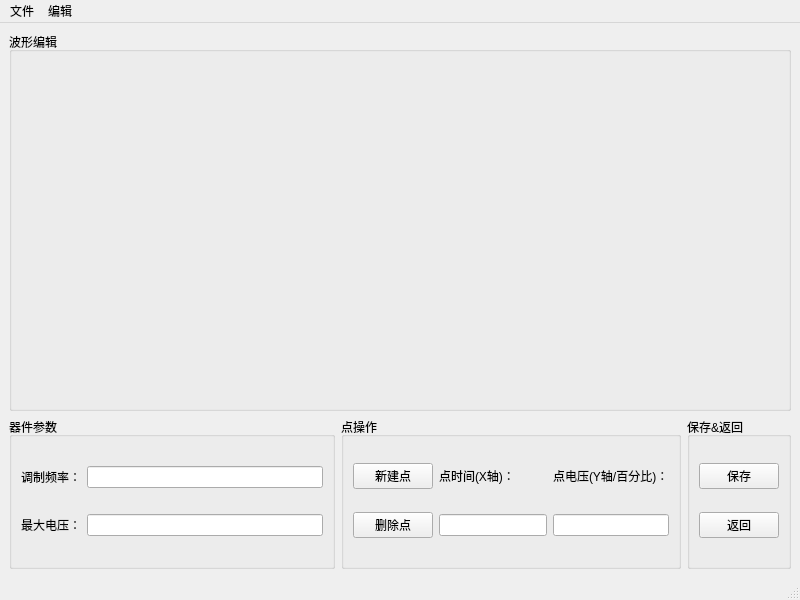
The window that windowwavedesigner.ui (zym013579/AOMController) describes before a commit, drawn with Qt 5.
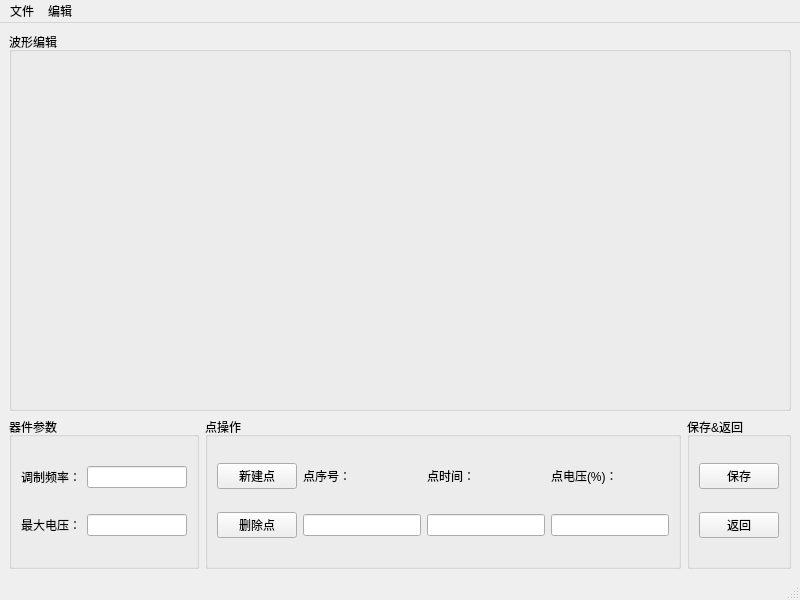
The same window after the commit. Custom widgets are drawn as their Qt base class.

```diff
--- a/windowwavedesigner.ui
+++ b/windowwavedesigner.ui
@@ -14,7 +14,10 @@
    <string>MainWindow</string>
   </property>
   <widget class="QWidget" name="centralwidget">
-   <layout class="QGridLayout" name="gridLayout" rowstretch="5,2">
+   <property name="focusPolicy">
+    <enum>Qt::ClickFocus</enum>
+   </property>
+   <layout class="QGridLayout" name="gridLayout" rowstretch="5,2" columnstretch="2,5,1">
     <item row="1" column="0">
      <widget class="QGroupBox" name="groupBoxDevice">
       <property name="title">
@@ -29,14 +32,7 @@
         </widget>
        </item>
        <item row="0" column="1">
-        <widget class="QLineEdit" name="lineEditFrequency">
-         <property name="sizePolicy">
-          <sizepolicy hsizetype="Preferred" vsizetype="Fixed">
-           <horstretch>0</horstretch>
-           <verstretch>0</verstretch>
-          </sizepolicy>
-         </property>
-        </widget>
+        <widget class="QLineEdit" name="lineEditFrequency"/>
        </item>
        <item row="1" column="0">
         <widget class="QLabel" name="labelMaxVoltage">
@@ -57,65 +53,58 @@
        <string>点操作</string>
       </property>
       <layout class="QGridLayout" name="gridLayout_2">
+       <item row="0" column="2">
+        <widget class="QLabel" name="labelPointTime">
+         <property name="focusPolicy">
+          <enum>Qt::ClickFocus</enum>
+         </property>
+         <property name="text">
+          <string>点时间：</string>
+         </property>
+        </widget>
+       </item>
+       <item row="1" column="2">
+        <widget class="QLineEdit" name="lineEditPointTime"/>
+       </item>
+       <item row="0" column="3">
+        <widget class="QLabel" name="labelPointVoltage">
+         <property name="focusPolicy">
+          <enum>Qt::ClickFocus</enum>
+         </property>
+         <property name="text">
+          <string>点电压(%)：</string>
+         </property>
+        </widget>
+       </item>
+       <item row="1" column="3">
+        <widget class="QLineEdit" name="lineEditPointVoltage"/>
+       </item>
        <item row="1" column="0">
         <widget class="QPushButton" name="pushButtonDelete">
-         <property name="sizePolicy">
-          <sizepolicy hsizetype="Preferred" vsizetype="Fixed">
-           <horstretch>0</horstretch>
-           <verstretch>0</verstretch>
-          </sizepolicy>
-         </property>
          <property name="text">
           <string>删除点</string>
          </property>
         </widget>
        </item>
-       <item row="0" column="1">
-        <widget class="QLabel" name="labelPointTime">
-         <property name="text">
-          <string>点时间(X轴)：</string>
-         </property>
-        </widget>
-       </item>
-       <item row="1" column="1">
-        <widget class="QLineEdit" name="lineEditPointTime">
-         <property name="sizePolicy">
-          <sizepolicy hsizetype="Preferred" vsizetype="Fixed">
-           <horstretch>0</horstretch>
-           <verstretch>0</verstretch>
-          </sizepolicy>
-         </property>
-        </widget>
-       </item>
        <item row="0" column="0">
         <widget class="QPushButton" name="pushButtonNew">
-         <property name="sizePolicy">
-          <sizepolicy hsizetype="Preferred" vsizetype="Fixed">
-           <horstretch>0</horstretch>
-           <verstretch>0</verstretch>
-          </sizepolicy>
-         </property>
          <property name="text">
           <string>新建点</string>
          </property>
         </widget>
        </item>
-       <item row="0" column="2">
-        <widget class="QLabel" name="labelPointVoltage">
+       <item row="0" column="1">
+        <widget class="QLabel" name="labelPointNumber">
+         <property name="focusPolicy">
+          <enum>Qt::ClickFocus</enum>
+         </property>
          <property name="text">
-          <string>点电压(Y轴/百分比)：</string>
+          <string>点序号：</string>
          </property>
         </widget>
        </item>
-       <item row="1" column="2">
-        <widget class="QLineEdit" name="lineEditPointVoltage">
-         <property name="sizePolicy">
-          <sizepolicy hsizetype="Preferred" vsizetype="Fixed">
-           <horstretch>0</horstretch>
-           <verstretch>0</verstretch>
-          </sizepolicy>
-         </property>
-        </widget>
+       <item row="1" column="1">
+        <widget class="QLineEdit" name="lineEditPointNumber"/>
        </item>
       </layout>
       <zorder>pushButtonDelete</zorder>
```
Left out of the diff: 59 changed lines with no effect on the pictures.
